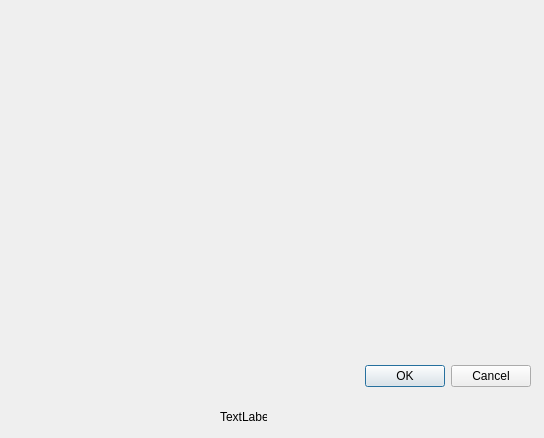
g-jouret/projetTetris, file view/setbricsdialog.ui: the form before one commit.
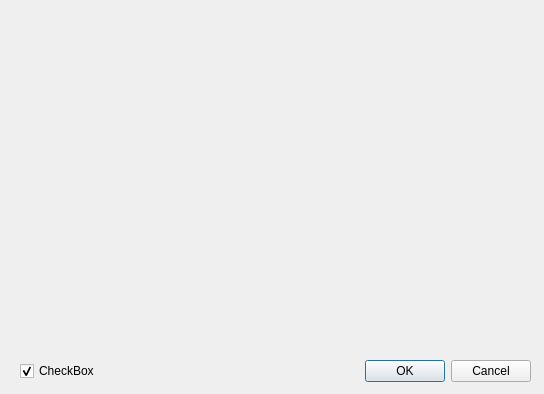
The form after the commit.

What changed in the file:
```diff
--- a/view/setbricsdialog.ui
+++ b/view/setbricsdialog.ui
@@ -7,28 +7,12 @@
     <x>0</x>
     <y>0</y>
     <width>544</width>
-    <height>438</height>
+    <height>394</height>
    </rect>
   </property>
   <property name="windowTitle">
    <string>Dialog</string>
   </property>
-  <widget class="QDialogButtonBox" name="buttonBox">
-   <property name="geometry">
-    <rect>
-     <x>10</x>
-     <y>360</y>
-     <width>521</width>
-     <height>32</height>
-    </rect>
-   </property>
-   <property name="orientation">
-    <enum>Qt::Horizontal</enum>
-   </property>
-   <property name="standardButtons">
-    <set>QDialogButtonBox::Cancel|QDialogButtonBox::Ok</set>
-   </property>
-  </widget>
   <widget class="QWidget" name="gridLayoutWidget">
    <property name="geometry">
     <rect>
@@ -47,18 +31,37 @@
     </property>
    </layout>
   </widget>
-  <widget class="QLabel" name="label">
+  <widget class="QWidget" name="">
    <property name="geometry">
     <rect>
-     <x>220</x>
-     <y>410</y>
-     <width>47</width>
-     <height>13</height>
+     <x>20</x>
+     <y>360</y>
+     <width>511</width>
+     <height>23</height>
     </rect>
    </property>
-   <property name="text">
-    <string>TextLabel</string>
-   </property>
+   <layout class="QHBoxLayout" name="horizontalLayout">
+    <item>
+     <widget class="QCheckBox" name="checkBox">
+      <property name="text">
+       <string>CheckBox</string>
+      </property>
+      <property name="checked">
+       <bool>true</bool>
+      </property>
+     </widget>
+    </item>
+    <item>
+     <widget class="QDialogButtonBox" name="buttonBox">
+      <property name="orientation">
+       <enum>Qt::Horizontal</enum>
+      </property>
+      <property name="standardButtons">
+       <set>QDialogButtonBox::Cancel|QDialogButtonBox::Ok</set>
+      </property>
+     </widget>
+    </item>
+   </layout>
   </widget>
  </widget>
  <resources/>
```
